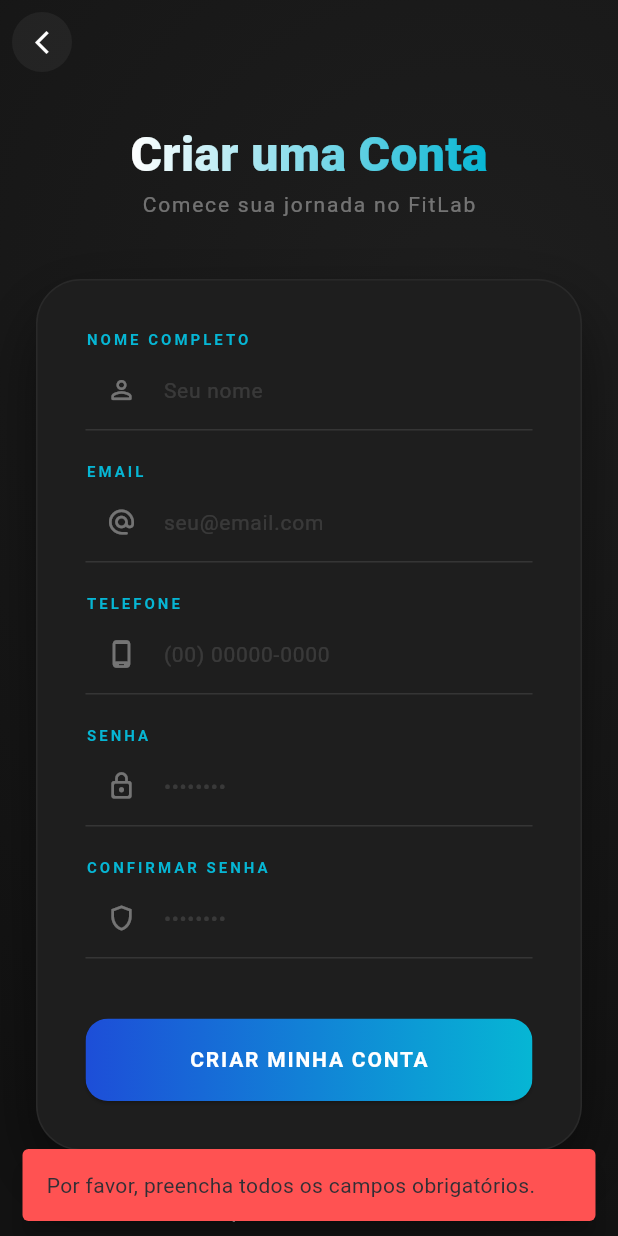
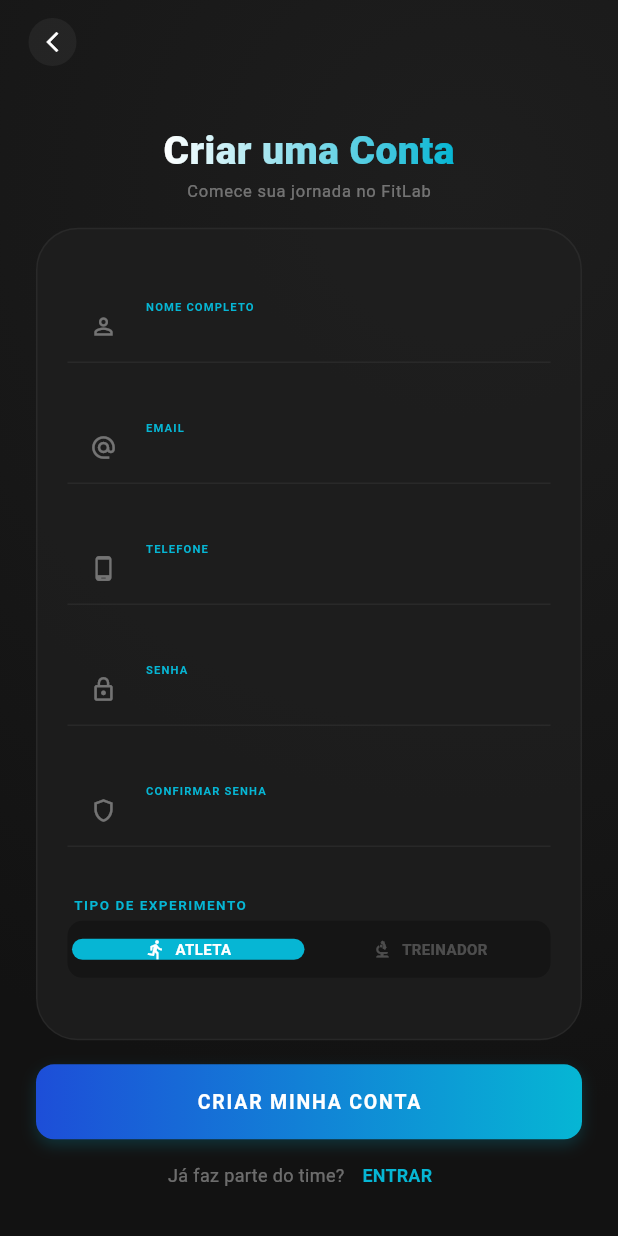
Before and after one commit to Joaohnt27/fitlab_mobile2, a Flutter app: the SignupScreen screen opened by its route, after a tap on "CRIAR MINHA CONTA", on a phone screen of 412 x 824 dp. Run offline on Flutter 3.47's test engine with Material 3 defaults, Android fonts, the phone set to English and light mode, and no system bars; our stand-ins replace device_preview, flutter_map, latlong2, mask_text_input_formatter; accounts and stored records are empty.

Commit message:
style: improve sign up

```diff
--- a/lib/screens/signup_screen.dart
+++ b/lib/screens/signup_screen.dart
@@ -19,117 +19,56 @@
   final _passwordController = TextEditingController();
   final _confirmPasswordController = TextEditingController();
 
+  String selectedRole = 'Atleta';
+
   var maskFormatter = MaskTextInputFormatter(
     mask: '(##) #####-####',
     filter: {"#": RegExp(r'[0-9]')},
-    type: MaskAutoCompletionType.lazy,
   );
-
-  void _showError(String message) {
-    ScaffoldMessenger.of(context).showSnackBar(
-      SnackBar(
-        content: Text(message),
-        backgroundColor: Colors.redAccent,
-        behavior: SnackBarBehavior.floating,
-      ),
-    );
-  }
-
-  void _handleSignup() {
-    final name = _nameController.text.trim();
-    final email = _emailController.text.trim();
-    final phone = _phoneController.text.trim();
-    final password = _passwordController.text;
-    final confirmPassword = _confirmPasswordController.text;
-
-    if (name.isEmpty || email.isEmpty || phone.isEmpty || password.isEmpty) {
-      _showError('Por favor, preencha todos os campos obrigatórios.');
-      return;
-    }
-
-    if (!email.contains('@') || !email.contains('.')) {
-      _showError('Informe um e-mail com formato válido.');
-      return;
-    }
-
-    if (password != confirmPassword) {
-      _showError('As senhas não coincidem!');
-      return;
-    }
-
-    try {
-      final userProvider = Provider.of<UserProvider>(context, listen: false);
-
-      bool sucesso = userProvider.registrar(name, email, password);
-
-      if (sucesso) {
-        ScaffoldMessenger.of(context).showSnackBar(
-          SnackBar(
-            content: Text('Bem-vindo ao time, $name!'),
-            backgroundColor: const Color(0xFF06B6D4),
-            duration: const Duration(seconds: 3),
-          ),
-        );
-
-        // Após registrar, login automático para preencher o usuário logado
-        userProvider.login(email, password);
-
-        Navigator.pushAndRemoveUntil(
-          context,
-          MaterialPageRoute(builder: (context) => const MainLayout()),
-          (route) => false,
-        );
-      } else {
-        _showError('Este e-mail já está cadastrado!');
-      }
-    } catch (e) {
-      _showError('Erro ao realizar cadastro. Tente novamente.');
-    }
-  }
 
   @override
   Widget build(BuildContext context) {
+    final screenHeight = MediaQuery.of(context).size.height;
+
     return Scaffold(
       backgroundColor: const Color(0xFF121212),
+      extendBodyBehindAppBar: true,
       appBar: AppBar(
         backgroundColor: Colors.transparent,
         elevation: 0,
-        leading: Padding(
-          padding: const EdgeInsets.all(8.0),
-          child: Container(
+        leadingWidth: 70,
+        leading: IconButton(
+          icon: Container(
+            padding: const EdgeInsets.all(8),
             decoration: BoxDecoration(
               color: Colors.white.withOpacity(0.05),
               shape: BoxShape.circle,
             ),
-            child: IconButton(
-              icon: const Icon(
+            child: const Icon(
               Icons.arrow_back_ios_new,
               color: Colors.white,
-                size: 18,
+              size: 16,
+            ),
           ),
           onPressed: () => Navigator.pop(context),
         ),
       ),
-        ),
-      ),
-      extendBodyBehindAppBar: true,
       body: Container(
         width: double.infinity,
         height: double.infinity,
         decoration: const BoxDecoration(
           gradient: RadialGradient(
-            center: Alignment(0.5, -0.5),
+            center: Alignment(0.5, -0.7),
             radius: 1.5,
             colors: [Color(0xFF1E1E1E), Color(0xFF121212)],
           ),
         ),
-        child: Center(
-          child: SingleChildScrollView(
+        child: Padding(
           padding: const EdgeInsets.symmetric(horizontal: 24.0),
           child: Column(
-              mainAxisAlignment: MainAxisAlignment.center,
             children: [
-                const SizedBox(height: 80),
+              SizedBox(height: screenHeight * 0.1), // Espaço para o AppBar
+              // Header Compacto
               ShaderMask(
                 shaderCallback: (bounds) => const LinearGradient(
                   colors: [Colors.white, Color(0xFF06B6D4)],
@@ -137,7 +76,7 @@
                 child: const Text(
                   'Criar uma Conta',
                   style: TextStyle(
-                      fontSize: 32,
+                    fontSize: 26,
                     fontWeight: FontWeight.w900,
                     color: Colors.white,
                   ),
@@ -145,188 +84,241 @@
               ),
               const Text(
                 'Comece sua jornada no FitLab',
-                  style: TextStyle(color: Colors.white38, letterSpacing: 1.2),
+                style: TextStyle(
+                  color: Colors.white38,
+                  fontSize: 11,
+                  letterSpacing: 0.5,
                 ),
-                const SizedBox(height: 40),
-                Container(
+              ),
+
+              SizedBox(height: screenHeight * 0.02),
+
+              // Card Central Ultra-Compacto
+              Expanded(
+                child: Container(
+                  width: double.infinity,
                   constraints: const BoxConstraints(maxWidth: 400),
-                  padding: const EdgeInsets.all(32.0),
+                  padding: const EdgeInsets.symmetric(
+                    horizontal: 20,
+                    vertical: 10,
+                  ),
                   decoration: BoxDecoration(
-                    color: const Color(0xFF1E1E1E),
-                    borderRadius: BorderRadius.circular(30),
+                    color: const Color(0xFF1E1E1E).withOpacity(0.8),
+                    borderRadius: BorderRadius.circular(28),
                     border: Border.all(color: Colors.white.withOpacity(0.05)),
-                    boxShadow: [
-                      BoxShadow(
-                        color: Colors.black.withOpacity(0.5),
-                        blurRadius: 40,
-                        offset: const Offset(0, 20),
+                  ),
+                  child: Column(
+                    mainAxisAlignment: MainAxisAlignment.spaceEvenly,
+                    children: [
+                      _buildCompactField(
+                        controller: _nameController,
+                        label: 'NOME COMPLETO',
+                        icon: Icons.person_outline,
+                      ),
+                      _buildCompactField(
+                        controller: _emailController,
+                        label: 'EMAIL',
+                        icon: Icons.alternate_email,
+                      ),
+                      _buildCompactField(
+                        controller: _phoneController,
+                        label: 'TELEFONE',
+                        icon: Icons.phone_android,
+                        formatters: [maskFormatter],
+                      ),
+                      _buildCompactField(
+                        controller: _passwordController,
+                        label: 'SENHA',
+                        icon: Icons.lock_outline,
+                        isPass: true,
+                      ),
+                      _buildCompactField(
+                        controller: _confirmPasswordController,
+                        label: 'CONFIRMAR SENHA',
+                        icon: Icons.shield_outlined,
+                        isPass: true,
+                      ),
+
+                      // Role Selector
+                      Column(
+                        crossAxisAlignment: CrossAxisAlignment.start,
+                        children: [
+                          const Padding(
+                            padding: EdgeInsets.only(left: 4, bottom: 4),
+                            child: Text(
+                              "TIPO DE EXPERIMENTO",
+                              style: TextStyle(
+                                color: Color(0xFF06B6D4),
+                                fontSize: 9,
+                                fontWeight: FontWeight.bold,
+                                letterSpacing: 1,
+                              ),
+                            ),
+                          ),
+                          _buildSlimRoleSelector(),
+                        ],
                       ),
                     ],
                   ),
-                  child: Column(
-                    children: [
-                      _buildSportyTextField(
-                        controller: _nameController,
-                        label: 'NOME COMPLETO',
-                        hint: 'Seu nome',
-                        icon: Icons.person_outline_rounded,
-                      ),
-                      const SizedBox(height: 20),
-                      _buildSportyTextField(
-                        controller: _emailController,
-                        label: 'EMAIL',
-                        hint: 'seu@email.com',
-                        icon: Icons.alternate_email_rounded,
-                      ),
-                      const SizedBox(height: 20),
-                      _buildSportyTextField(
-                        controller: _phoneController,
-                        label: 'TELEFONE',
-                        hint: '(00) 00000-0000',
-                        icon: Icons.phone_android_outlined,
-                        inputFormatters: [maskFormatter],
-                      ),
-                      const SizedBox(height: 20),
-                      _buildSportyTextField(
-                        controller: _passwordController,
-                        label: 'SENHA',
-                        hint: '••••••••',
-                        icon: Icons.lock_outline_rounded,
-                        isPassword: true,
-                      ),
-                      const SizedBox(height: 20),
-                      _buildSportyTextField(
-                        controller: _confirmPasswordController,
-                        label: 'CONFIRMAR SENHA',
-                        hint: '••••••••',
-                        icon: Icons.shield_outlined,
-                        isPassword: true,
-                      ),
-                      const SizedBox(height: 40),
-                      SizedBox(
-                        width: double.infinity,
-                        height: 55,
-                        child: ElevatedButton(
-                          onPressed: _handleSignup,
-                          style: ElevatedButton.styleFrom(
-                            padding: EdgeInsets.zero,
-                            shape: RoundedRectangleBorder(
-                              borderRadius: BorderRadius.circular(15),
                 ),
               ),
-                          child: Ink(
-                            decoration: BoxDecoration(
-                              gradient: const LinearGradient(
-                                colors: [Color(0xFF1D4ED8), Color(0xFF06B6D4)],
+
+              const SizedBox(height: 16),
+              _buildSubmitButton(),
+
+              // Login Link
+              Row(
+                mainAxisAlignment: MainAxisAlignment.center,
+                children: [
+                  const Text(
+                    "Já faz parte do time?",
+                    style: TextStyle(color: Colors.white38, fontSize: 12),
                   ),
-                              borderRadius: BorderRadius.circular(15),
-                            ),
-                            child: Container(
-                              alignment: Alignment.center,
+                  TextButton(
+                    onPressed: () => Navigator.pop(context),
                     child: const Text(
-                                'CRIAR MINHA CONTA',
+                      "ENTRAR",
                       style: TextStyle(
-                                  color: Colors.white,
-                                  fontSize: 14,
+                        color: Color(0xFF06B6D4),
                         fontWeight: FontWeight.bold,
-                                  letterSpacing: 1.2,
-                                ),
-                              ),
-                            ),
+                        fontSize: 12,
                       ),
                     ),
                   ),
                 ],
               ),
-                ),
-                const SizedBox(height: 30),
-                Row(
-                  mainAxisAlignment: MainAxisAlignment.center,
-                  children: [
-                    const Text(
-                      "Já faz parte do time? ",
-                      style: TextStyle(color: Colors.white54),
-                    ),
-                    TextButton(
-                      onPressed: () => Navigator.pop(context),
-                      style: ButtonStyle(
-                        padding: WidgetStateProperty.all(EdgeInsets.zero),
-                        minimumSize: WidgetStateProperty.all(Size.zero),
-                        tapTargetSize: MaterialTapTargetSize.shrinkWrap,
-                        foregroundColor: WidgetStateProperty.resolveWith<Color>(
-                          (states) {
-                            if (states.contains(WidgetState.hovered)) {
-                              return const Color(0xFF06B6D4);
-                            }
-                            return const Color(0xFF06B6D4).withOpacity(0.7);
-                          },
-                        ),
-                        overlayColor: WidgetStateProperty.all(
-                          const Color(0xFF06B6D4).withOpacity(0.1),
-                        ),
-                      ),
-                      child: const Text(
-                        "ENTRAR",
-                        style: TextStyle(
-                          fontWeight: FontWeight.bold,
-                          fontSize: 13,
-                        ),
-                      ),
-                    ),
+              SizedBox(height: screenHeight * 0.02),
             ],
-                ),
-                const SizedBox(height: 40),
-              ],
-            ),
           ),
         ),
       ),
     );
   }
 
-  Widget _buildSportyTextField({
+  Widget _buildCompactField({
     required TextEditingController controller,
     required String label,
-    required String hint,
     required IconData icon,
-    bool isPassword = false,
-    List<TextInputFormatter>? inputFormatters,
+    bool isPass = false,
+    List<TextInputFormatter>? formatters,
   }) {
-    return Column(
-      crossAxisAlignment: CrossAxisAlignment.start,
-      children: [
-        Text(
-          label,
-          style: const TextStyle(
+    return SizedBox(
+      height: 50,
+      child: TextField(
+        controller: controller,
+        obscureText: isPass,
+        inputFormatters: formatters,
+        style: const TextStyle(color: Colors.white, fontSize: 14),
+        decoration: InputDecoration(
+          labelText: label,
+          labelStyle: const TextStyle(
             color: Color(0xFF06B6D4),
             fontSize: 10,
             fontWeight: FontWeight.bold,
-            letterSpacing: 2,
+            letterSpacing: 1,
           ),
-        ),
-        TextField(
-          controller: controller,
-          obscureText: isPassword,
-          inputFormatters: inputFormatters,
-          // Se tiver formatador, abre teclado numérico, senão, texto padrão
-          keyboardType: inputFormatters != null
-              ? TextInputType.number
-              : TextInputType.text,
-          style: const TextStyle(color: Colors.white, fontSize: 16),
-          decoration: InputDecoration(
-            hintText: hint,
-            hintStyle: const TextStyle(color: Colors.white12, fontSize: 14),
-            prefixIcon: Icon(icon, color: Colors.white38, size: 20),
-            enabledBorder: const UnderlineInputBorder(
-              borderSide: BorderSide(color: Colors.white10),
+          floatingLabelBehavior: FloatingLabelBehavior.always,
+          prefixIcon: Icon(icon, color: Colors.white38, size: 18),
+          contentPadding: const EdgeInsets.symmetric(vertical: 8),
+          enabledBorder: UnderlineInputBorder(
+            borderSide: BorderSide(color: Colors.white.withOpacity(0.05)),
           ),
           focusedBorder: const UnderlineInputBorder(
             borderSide: BorderSide(color: Color(0xFF06B6D4)),
           ),
-            contentPadding: const EdgeInsets.symmetric(vertical: 15),
+        ),
+      ),
+    );
+  }
+
+  Widget _buildSlimRoleSelector() {
+    return Container(
+      height: 38,
+      decoration: BoxDecoration(
+        color: Colors.black26,
+        borderRadius: BorderRadius.circular(10),
+      ),
+      child: Row(
+        children: [
+          _roleBtn("Atleta", Icons.directions_run),
+          _roleBtn("Treinador", Icons.biotech),
+        ],
+      ),
+    );
+  }
+
+  Widget _roleBtn(String role, IconData icon) {
+    bool selected = selectedRole == role;
+    return Expanded(
+      child: GestureDetector(
+        onTap: () => setState(() => selectedRole = role),
+        child: AnimatedContainer(
+          duration: const Duration(milliseconds: 200),
+          margin: const EdgeInsets.all(3),
+          decoration: BoxDecoration(
+            color: selected ? const Color(0xFF06B6D4) : Colors.transparent,
+            borderRadius: BorderRadius.circular(8),
+          ),
+          child: Row(
+            mainAxisAlignment: MainAxisAlignment.center,
+            children: [
+              Icon(
+                icon,
+                size: 14,
+                color: selected ? Colors.white : Colors.white24,
+              ),
+              const SizedBox(width: 6),
+              Text(
+                role.toUpperCase(),
+                style: TextStyle(
+                  color: selected ? Colors.white : Colors.white24,
+                  fontSize: 10,
+                  fontWeight: FontWeight.bold,
                 ),
               ),
             ],
+          ),
+        ),
+      ),
+    );
+  }
+
+  Widget _buildSubmitButton() {
+    return Container(
+      width: double.infinity,
+      height: 50,
+      decoration: BoxDecoration(
+        gradient: const LinearGradient(
+          colors: [Color(0xFF1D4ED8), Color(0xFF06B6D4)],
+        ),
+        borderRadius: BorderRadius.circular(12),
+        boxShadow: [
+          BoxShadow(
+            color: const Color(0xFF06B6D4).withOpacity(0.2),
+            blurRadius: 8,
+            offset: const Offset(0, 4),
+          ),
+        ],
+      ),
+      child: ElevatedButton(
+        onPressed: () {},
+        style: ElevatedButton.styleFrom(
+          backgroundColor: Colors.transparent,
+          shadowColor: Colors.transparent,
+          shape: RoundedRectangleBorder(
+            borderRadius: BorderRadius.circular(12),
+          ),
+        ),
+        child: const Text(
+          'CRIAR MINHA CONTA',
+          style: TextStyle(
+            color: Colors.white,
+            fontWeight: FontWeight.bold,
+            letterSpacing: 1.2,
+            fontSize: 13,
+          ),
+        ),
+      ),
     );
   }
 }
```
Lines whose indentation alone changed are shown as unchanged.
